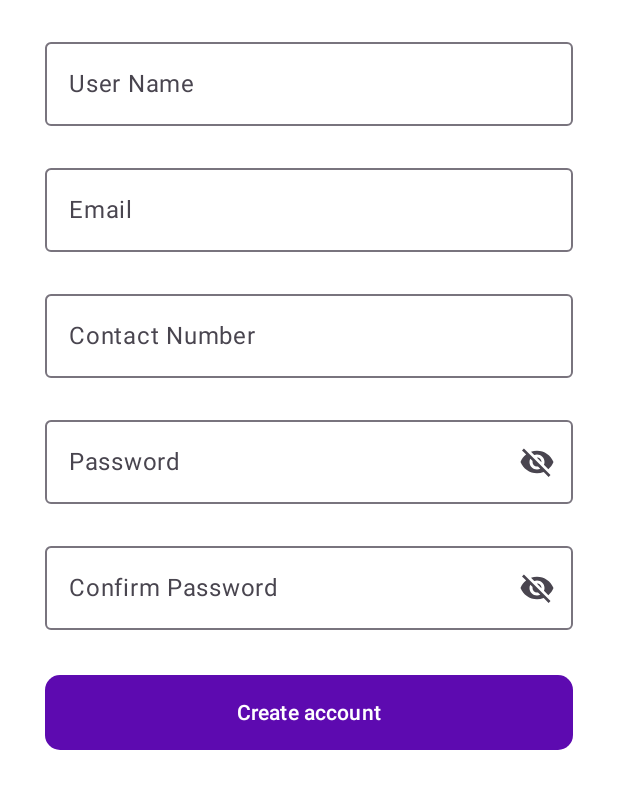
After one commit to Rabindra-Mohanta/DiniEdup, an Android app built with Jetpack Compose: the @Preview function signUpScreen, on a phone screen of 412 x 824 dp. The commit adds this screen. Shown: the top 789 px of the screen. Run offline under Robolectric (Android 15) with nearby library versions, the phone set to English and light mode, and no system bars.

Commit message:
signUP page design

```diff
--- a/app/src/main/AndroidManifest.xml
+++ b/app/src/main/AndroidManifest.xml
@@ -18,7 +18,6 @@
         <activity
             android:name=".MainActivity"
             android:exported="false"
-            android:windowSoftInputMode="adjustResize"
             android:configChanges="orientation|keyboardHidden|screenLayout|screenSize"
             android:screenOrientation="portrait"
             android:theme="@style/Theme.DiniEdup" />
--- a/app/src/main/java/alkusi/mahato/diniedup/presentation/auth/Auth.kt
+++ b/app/src/main/java/alkusi/mahato/diniedup/presentation/auth/Auth.kt
@@ -15,19 +15,8 @@ import androidx.compose.foundation.layout.height
 import androidx.compose.foundation.layout.padding
 import androidx.compose.foundation.shape.RoundedCornerShape
 import androidx.compose.foundation.text.ClickableText
-import androidx.compose.foundation.text.KeyboardActions
-import androidx.compose.foundation.text.KeyboardOptions
-import androidx.compose.material3.Button
-import androidx.compose.material3.ButtonDefaults
 import androidx.compose.material3.Card
 import androidx.compose.material3.CardDefaults
-import androidx.compose.material3.ExperimentalMaterial3Api
-import androidx.compose.material3.Icon
-import androidx.compose.material3.IconButton
-import androidx.compose.material3.MaterialTheme
-import androidx.compose.material3.OutlinedTextField
-import androidx.compose.material3.Shapes
-import androidx.compose.material3.Text
 import androidx.compose.runtime.Composable
 import androidx.compose.runtime.getValue
 import androidx.compose.runtime.mutableStateOf
@@ -35,23 +24,16 @@ import androidx.compose.runtime.remember
 import androidx.compose.runtime.setValue
 import androidx.compose.ui.Alignment
 import androidx.compose.ui.Modifier
-import androidx.compose.ui.graphics.Color
 import androidx.compose.ui.layout.ContentScale
 import androidx.compose.ui.res.colorResource
 import androidx.compose.ui.res.painterResource
 import androidx.compose.ui.res.stringResource
 import androidx.compose.ui.text.AnnotatedString
 import androidx.compose.ui.text.TextStyle
-import androidx.compose.ui.text.capitalize
-import androidx.compose.ui.text.input.PasswordVisualTransformation
-import androidx.compose.ui.text.input.VisualTransformation
-import androidx.compose.ui.text.style.TextAlign
-import androidx.compose.ui.text.toUpperCase
 import androidx.compose.ui.tooling.preview.Preview
 import androidx.compose.ui.unit.dp
 import androidx.compose.ui.unit.sp
 
-@OptIn(ExperimentalMaterial3Api::class)
 @Composable
 @Preview(showSystemUi = true)
 fun Auth() {
@@ -61,7 +43,6 @@ fun Auth() {
             .fillMaxHeight()
     )
     {
-
         Column(
             modifier = Modifier
                 .fillMaxSize()
@@ -89,19 +70,33 @@ fun Auth() {
                         containerColor = colorResource(id = R.color.deep_purple),
                     )
                 ) {
-                   var selectedText by remember {
-                       mutableStateOf(0)
-                   }
-                    var loginTextColor = if(selectedText==0) colorResource(id = R.color.white) else colorResource(id = R.color.gray)
-                    var signUpTextColor = if(selectedText ==1) colorResource(id = R.color.white) else colorResource(id = R.color.gray)
+                    var selectedText by remember {
+                        mutableStateOf(0)
+                    }
+                    var loginTextColor =
+                        if (selectedText == 0) colorResource(id = R.color.white) else colorResource(
+                            id = R.color.gray
+                        )
+                    var signUpTextColor =
+                        if (selectedText == 1) colorResource(id = R.color.white) else colorResource(
+                            id = R.color.gray
+                        )
                     Spacer(modifier = Modifier.height(20.dp))
                     Row(
                         horizontalArrangement = Arrangement.SpaceEvenly, modifier = Modifier
                             .fillMaxWidth()
                             .padding(horizontal = 20.dp)
                     ) {
-                       ClickableText(text = AnnotatedString(stringResource(id = R.string.txt_login).toUpperCase()), onClick = {selectedText=0}, style = TextStyle(fontSize = 20.sp, color = loginTextColor))
-                       ClickableText(text = AnnotatedString(stringResource(id = R.string.txt_signUp).toUpperCase()), onClick = {selectedText=1}, style = TextStyle(fontSize = 20.sp, color = signUpTextColor))
+                        ClickableText(
+                            text = AnnotatedString(stringResource(id = R.string.txt_login).toUpperCase()),
+                            onClick = { selectedText = 0 },
+                            style = TextStyle(fontSize = 20.sp, color = loginTextColor)
+                        )
+                        ClickableText(
+                            text = AnnotatedString(stringResource(id = R.string.txt_signUp).toUpperCase()),
+                            onClick = { selectedText = 1 },
+                            style = TextStyle(fontSize = 20.sp, color = signUpTextColor)
+                        )
                     }
                     Spacer(modifier = Modifier.height(30.dp))
                     Card(
@@ -113,91 +108,15 @@ fun Auth() {
                             containerColor = colorResource(id = R.color.white),
                         )
                     ) {
-                        Spacer(modifier = Modifier.height(60.dp))
-                        var editEmail by remember {
-                            mutableStateOf("")
+                        if (selectedText == 0) {
+                            loginScreen()
+                        } else {
+                            signUpScreen()
                         }
-                        OutlinedTextField(
-                            value = editEmail,
-                            onValueChange = { editEmail = it },
-                            label = {
-                                Text(
-                                    text = stringResource(id = R.string.txt_email)
-                                )
-                            },
-                            placeholder = { Text(text = stringResource(id = R.string.txt_email)) },
-                            modifier = Modifier
-                                .fillMaxWidth()
-                                .padding(horizontal = 30.dp))
 
-                        Spacer(modifier = Modifier.height(20.dp))
-                        var edtPassword by remember {
-                            mutableStateOf("")
-                        }
-                        var passwordVisibility by remember {
-                            mutableStateOf(false)
-                        }
-                        val icon =
-                            if (passwordVisibility) painterResource(id = com.google.android.material.R.drawable.design_ic_visibility)
-                            else painterResource(id = com.google.android.material.R.drawable.design_ic_visibility_off)
-                        OutlinedTextField(value = edtPassword,
-                            onValueChange = { edtPassword = it },
-                            label = {
-                                Text(
-                                    text = stringResource(id = R.string.txt_password)
-                                )
-                            },
-                            placeholder = { Text(text = stringResource(id = R.string.txt_password)) },
-                            trailingIcon = {
-                                IconButton(
-                                    onClick = { passwordVisibility = !passwordVisibility }) {
-                                    Icon(painter = icon, contentDescription = "visibility icon")
-
-                                }
-                            },
-                            visualTransformation = if (passwordVisibility) VisualTransformation.None else PasswordVisualTransformation(),
-                            modifier = Modifier
-                                .fillMaxWidth()
-                                .padding(horizontal = 30.dp)
-                        )
-                        Spacer(modifier = Modifier.height(20.dp))
-                        Text(
-                            text = stringResource(id = R.string.txt_forgot_pass),
-                            modifier = Modifier.padding(horizontal = 30.dp),
-                            color = colorResource(
-                                id = R.color.deep_purple
-                            )
-                        )
-                        Spacer(modifier = Modifier.height(30.dp))
-                        Button(
-                            onClick = { /*TODO*/ }, modifier = Modifier
-                                .fillMaxWidth()
-                                .height(50.dp)
-                                .padding(horizontal = 30.dp), shape = RoundedCornerShape(10), colors = ButtonDefaults.buttonColors(containerColor = colorResource(
-                                id = R.color.deep_purple
-                            ))
-                        ) {
-                            Text(text = stringResource(id = R.string.txt_login))
-                        }
-                        Spacer(modifier = Modifier.height(30.dp))
-                        Text(
-                            text = stringResource(id = R.string.txt_create_account),
-                            modifier = Modifier.fillMaxWidth(),
-                            textAlign = TextAlign.Center,
-                            color = colorResource(
-                                id = R.color.deep_purple
-                            )
-                        )
                     }
-
-
                 }
-
-
             }
-
         }
-
-
     }
 }
--- /dev/null
+++ b/app/src/main/java/alkusi/mahato/diniedup/presentation/auth/loginScreen.kt
@@ -0,0 +1,115 @@
+package alkusi.mahato.diniedup.presentation.auth
+
+import alkusi.mahato.diniedup.R
+import androidx.compose.foundation.layout.Column
+import androidx.compose.foundation.layout.Spacer
+import androidx.compose.foundation.layout.fillMaxWidth
+import androidx.compose.foundation.layout.height
+import androidx.compose.foundation.layout.padding
+import androidx.compose.foundation.shape.RoundedCornerShape
+import androidx.compose.material3.Button
+import androidx.compose.material3.ButtonDefaults
+import androidx.compose.material3.ExperimentalMaterial3Api
+import androidx.compose.material3.Icon
+import androidx.compose.material3.IconButton
+import androidx.compose.material3.OutlinedTextField
+import androidx.compose.material3.Text
+import androidx.compose.runtime.Composable
+import androidx.compose.runtime.getValue
+import androidx.compose.runtime.mutableStateOf
+import androidx.compose.runtime.remember
+import androidx.compose.runtime.setValue
+import androidx.compose.ui.Alignment
+import androidx.compose.ui.Modifier
+import androidx.compose.ui.res.colorResource
+import androidx.compose.ui.res.painterResource
+import androidx.compose.ui.res.stringResource
+import androidx.compose.ui.text.input.PasswordVisualTransformation
+import androidx.compose.ui.text.input.VisualTransformation
+import androidx.compose.ui.text.style.TextAlign
+import androidx.compose.ui.unit.dp
+
+@OptIn(ExperimentalMaterial3Api::class)
+@Composable
+fun loginScreen()
+{
+Column(horizontalAlignment = Alignment.CenterHorizontally) {
+    Spacer(modifier = Modifier.height(60.dp))
+    var editEmail by remember {
+        mutableStateOf("")
+    }
+    OutlinedTextField(
+        value = editEmail,
+        onValueChange = { editEmail = it },
+        label = {
+            Text(
+                text = stringResource(id = R.string.txt_email)
+            )
+        },
+        placeholder = { Text(text = stringResource(id = R.string.txt_email)) },
+        modifier = Modifier
+            .fillMaxWidth()
+            .padding(horizontal = 30.dp))
+
+    Spacer(modifier = Modifier.height(20.dp))
+    var edtPassword by remember {
+        mutableStateOf("")
+    }
+    var passwordVisibility by remember {
+        mutableStateOf(false)
+    }
+    val icon =
+        if (passwordVisibility) painterResource(id = com.google.android.material.R.drawable.design_ic_visibility)
+        else painterResource(id = com.google.android.material.R.drawable.design_ic_visibility_off)
+    OutlinedTextField(value = edtPassword,
+        onValueChange = { edtPassword = it },
+        label = {
+            Text(
+                text = stringResource(id = R.string.txt_password)
+            )
+        },
+        placeholder = { Text(text = stringResource(id = R.string.txt_password)) },
+        trailingIcon = {
+            IconButton(
+                onClick = { passwordVisibility = !passwordVisibility }) {
+                Icon(painter = icon, contentDescription = stringResource(id = R.string.txt_visibility_icon))
+
+            }
+        },
+        visualTransformation = if (passwordVisibility) VisualTransformation.None else PasswordVisualTransformation(),
+        modifier = Modifier
+            .fillMaxWidth()
+            .padding(horizontal = 30.dp)
+    )
+    Spacer(modifier = Modifier.height(20.dp))
+    Text(
+        text = stringResource(id = R.string.txt_forgot_pass),
+        modifier = Modifier.padding(horizontal = 30.dp),
+        color = colorResource(
+            id = R.color.deep_purple
+        )
+    )
+    Spacer(modifier = Modifier.height(30.dp))
+    Button(
+        onClick = { /*TODO*/ }, modifier = Modifier
+            .fillMaxWidth()
+            .height(50.dp)
+            .padding(horizontal = 30.dp), shape = RoundedCornerShape(10), colors = ButtonDefaults.buttonColors(containerColor = colorResource(
+            id = R.color.deep_purple
+        )
+        )
+    ) {
+        Text(text = stringResource(id = R.string.txt_login))
+    }
+    Spacer(modifier = Modifier.height(30.dp))
+    Text(
+        text = stringResource(id = R.string.txt_create_account),
+        modifier = Modifier.fillMaxWidth(),
+        textAlign = TextAlign.Center,
+        color = colorResource(
+            id = R.color.deep_purple
+        )
+    )
+
+}
+}
--- /dev/null
+++ b/app/src/main/java/alkusi/mahato/diniedup/presentation/auth/signUpScreen.kt
@@ -0,0 +1,168 @@
+package alkusi.mahato.diniedup.presentation.auth
+
+import alkusi.mahato.diniedup.R
+import androidx.compose.foundation.layout.Column
+import androidx.compose.foundation.layout.Spacer
+import androidx.compose.foundation.layout.fillMaxWidth
+import androidx.compose.foundation.layout.height
+import androidx.compose.foundation.layout.padding
+import androidx.compose.foundation.shape.RoundedCornerShape
+import androidx.compose.material3.Button
+import androidx.compose.material3.ButtonDefaults
+import androidx.compose.material3.ExperimentalMaterial3Api
+import androidx.compose.material3.Icon
+import androidx.compose.material3.IconButton
+import androidx.compose.material3.OutlinedTextField
+import androidx.compose.material3.Text
+import androidx.compose.runtime.Composable
+import androidx.compose.runtime.getValue
+import androidx.compose.runtime.mutableStateOf
+import androidx.compose.runtime.remember
+import androidx.compose.runtime.setValue
+import androidx.compose.ui.Alignment
+import androidx.compose.ui.Modifier
+import androidx.compose.ui.res.colorResource
+import androidx.compose.ui.res.painterResource
+import androidx.compose.ui.res.stringResource
+import androidx.compose.ui.text.input.PasswordVisualTransformation
+import androidx.compose.ui.text.input.VisualTransformation
+import androidx.compose.ui.tooling.preview.Preview
+import androidx.compose.ui.unit.dp
+
+
+@OptIn(ExperimentalMaterial3Api::class)
+@Composable
+@Preview(showSystemUi = true)
+fun signUpScreen() {
+    Column(horizontalAlignment = Alignment.CenterHorizontally) {
+        Spacer(modifier = Modifier.height(20.dp))
+        var edtFirstName by remember {
+            mutableStateOf("")
+        }
+        OutlinedTextField(
+            value = edtFirstName,
+            onValueChange = { edtFirstName = it },
+            label = { Text(text = stringResource(id = R.string.user_name)) },
+            placeholder = {
+                Text(
+                    text = stringResource(id = R.string.user_name)
+                )
+            },
+            modifier = Modifier
+                .fillMaxWidth()
+                .padding(horizontal = 30.dp)
+        )
+        Spacer(modifier = Modifier.height(20.dp))
+        var edtEmail by remember {
+            mutableStateOf("")
+        }
+        OutlinedTextField(
+            value = edtEmail,
+            onValueChange = { edtEmail = it },
+            label = { Text(text = stringResource(id = R.string.txt_email)) },
+            placeholder = {
+                Text(
+                    text = stringResource(id = R.string.txt_email)
+                )
+            },
+            modifier = Modifier
+                .fillMaxWidth()
+                .padding(horizontal = 30.dp)
+        )
+        Spacer(modifier = Modifier.height(20.dp))
+        var edtContactNumber by remember {
+            mutableStateOf("")
+        }
+        OutlinedTextField(
+            value = edtContactNumber,
+            onValueChange = { edtContactNumber = it },
+            label = { Text(text = stringResource(id = R.string.txt_contactNumber)) },
+            placeholder = {
+                Text(
+                    text = stringResource(id = R.string.txt_contactNumber)
+                )
+            },
+            modifier = Modifier
+                .fillMaxWidth()
+                .padding(horizontal = 30.dp)
+        )
+        Spacer(modifier = Modifier.height(20.dp))
+
+        var edtPassword by remember {
+            mutableStateOf("")
+        }
+        var passwordVisibility by remember {
+            mutableStateOf(false)
+        }
+        var passWordIcon =
+            if (passwordVisibility) painterResource(id = com.google.android.material.R.drawable.design_ic_visibility) else painterResource(
+                id = com.google.android.material.R.drawable.design_ic_visibility_off
+            )
+        OutlinedTextField(
+            value = edtPassword,
+            onValueChange = { edtPassword = it },
+            label = {
+                Text(
+                    text = stringResource(id = R.string.txt_password)
+                )
+            },
+            placeholder = { Text(text = stringResource(R.string.txt_password)) },
+            modifier = Modifier
+                .fillMaxWidth()
+                .padding(horizontal = 30.dp), trailingIcon = {
+                IconButton(onClick = { passwordVisibility = !passwordVisibility }) {
+                    Icon(
+                        painter = passWordIcon,
+                        contentDescription = stringResource(id = R.string.txt_visibility_icon)
+                    )
+                }
+            }, visualTransformation = if(passwordVisibility) VisualTransformation.None else PasswordVisualTransformation()
+        )
+        Spacer(modifier = Modifier.height(20.dp))
+        var edtConfirmPassword by remember {
+            mutableStateOf("")
+        }
+        var confirmPassVisibility by remember {
+            mutableStateOf(false)
+        }
+        val confirmPassIcon =
+            if (confirmPassVisibility) painterResource(id = com.google.android.material.R.drawable.design_ic_visibility)
+            else painterResource(id = com.google.android.material.R.drawable.design_ic_visibility_off)
+
+        OutlinedTextField(
+            value = edtConfirmPassword,
+            onValueChange = { edtConfirmPassword = it },
+            label = {
+                Text(
+                    text = stringResource(id = R.string.txt_confirm_pass)
+                )
+            },
+            placeholder = { Text(text = stringResource(id = R.string.txt_confirm_pass)) },
+            modifier = Modifier
+                .fillMaxWidth()
+                .padding(horizontal = 30.dp), trailingIcon = {
+                IconButton(onClick = { confirmPassVisibility = !confirmPassVisibility }) {
+                    Icon(
+                        painter = confirmPassIcon,
+                        contentDescription = stringResource(id = R.string.txt_visibility_icon)
+                    )
+
+                }
+            }
+            , visualTransformation = if(confirmPassVisibility) VisualTransformation.None else PasswordVisualTransformation()
+        )
+        Spacer(modifier = Modifier.height(30.dp))
+        Button(
+            onClick = { /*TODO*/ }, modifier = Modifier
+                .fillMaxWidth()
+                .padding(horizontal = 30.dp)
+                .height(50.dp), shape = RoundedCornerShape(10.dp),
+            colors = ButtonDefaults.buttonColors(containerColor = colorResource(id = R.color.deep_purple))
+        ) {
+            Text(text = stringResource(id = R.string.txt_create_account))
+
+        }
+
+    }
+
+}
--- a/app/src/main/res/values/strings.xml
+++ b/app/src/main/res/values/strings.xml
@@ -10,4 +10,8 @@
     <string name="txt_signUp">Sign up</string>
     <string name="txt_email">Email</string>
     <string name="txt_password">Password</string>
+    <string name="txt_confirm_pass">Confirm Password</string>
+    <string name="user_name">User Name</string>
+    <string name="txt_contactNumber">Contact Number</string>
+    <string name="txt_visibility_icon">visibility icon</string>
 </resources>
```
